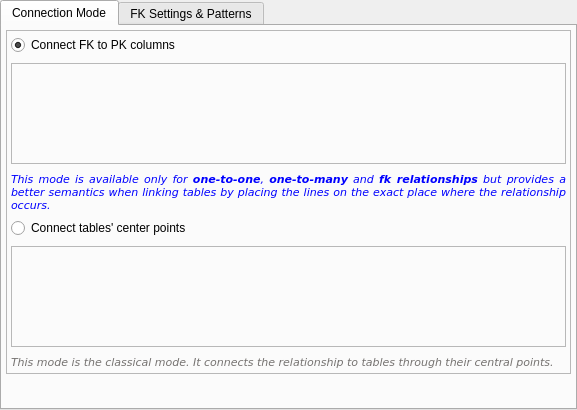
Qt form libpgmodeler_ui/ui/relationshipconfigwidget.ui (pgmodeler/pgmodeler) before a commit.
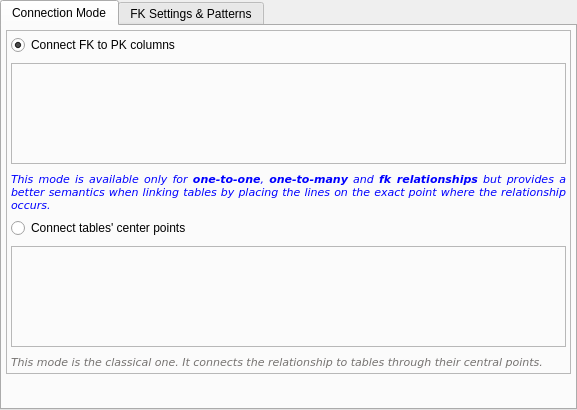
The same form after that commit. Icons and pictures are not drawn.

The edit to the form file:
```diff
--- a/libpgmodeler_ui/ui/relationshipconfigwidget.ui
+++ b/libpgmodeler_ui/ui/relationshipconfigwidget.ui
@@ -207,7 +207,7 @@
                </font>
               </property>
               <property name="text">
-               <string>This mode is available only for &lt;strong&gt;one-to-one&lt;/strong&gt;, &lt;strong&gt;one-to-many&lt;/strong&gt; and &lt;strong&gt;fk relationships&lt;/strong&gt; but provides a better semantics when linking tables by placing the lines on the exact place where the relationship occurs.</string>
+               <string>&lt;html&gt;&lt;head/&gt;&lt;body&gt;&lt;p&gt;This mode is available only for &lt;span style=&quot; font-weight:600;&quot;&gt;one-to-one&lt;/span&gt;, &lt;span style=&quot; font-weight:600;&quot;&gt;one-to-many&lt;/span&gt; and &lt;span style=&quot; font-weight:600;&quot;&gt;fk relationships&lt;/span&gt; but provides a better semantics when linking tables by placing the lines on the exact point where the relationship occurs.&lt;/p&gt;&lt;/body&gt;&lt;/html&gt;</string>
               </property>
               <property name="textFormat">
                <enum>Qt::AutoText</enum>
@@ -348,7 +348,7 @@
                </font>
               </property>
               <property name="text">
-               <string>This mode is the classical mode. It connects the relationship to tables through their central points.</string>
+               <string>This mode is the classical one. It connects the relationship to tables through their central points.</string>
               </property>
               <property name="textFormat">
                <enum>Qt::AutoText</enum>
```
